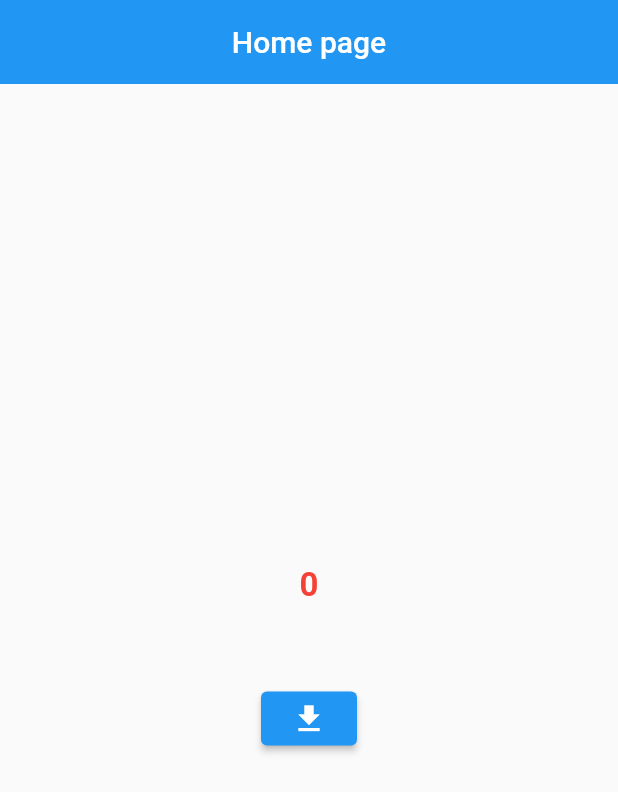
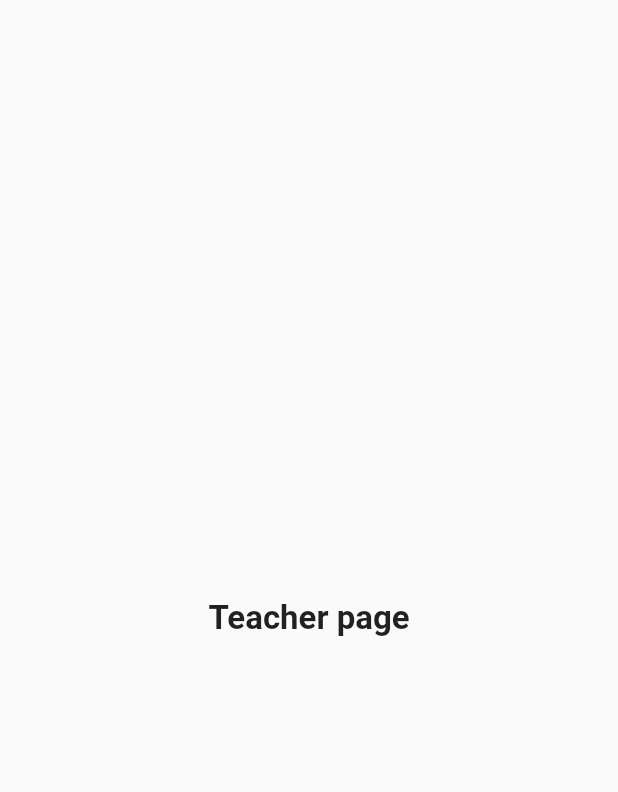
Before and after one commit to HalilMertDeveli/GoogleFlutterCourse, a Flutter app: the screen it shows after launch, on a phone screen of 412 x 824 dp. Shown: the top 792 px of the screen. Run offline on Flutter 3.47's test engine with Material 2 defaults, Android fonts, the phone set to English and light mode, and no system bars.

Commit message:
next time you come fix type of your teacher

```diff
--- /dev/null
+++ b/lib/home_page/home_page.dart
@@ -0,0 +1,36 @@
+import 'package:ethernet_app_with_google/fetch_data/fetch_data.dart';
+import 'package:flutter/material.dart';
+
+class HomePage extends StatelessWidget {
+  const HomePage({super.key});
+
+  @override
+  Widget build(BuildContext context) {
+    return Scaffold(
+      body: Align(
+        alignment: Alignment.center,
+        child: Column(
+          mainAxisSize: MainAxisSize.max,
+          mainAxisAlignment: MainAxisAlignment.center,
+          children: [
+            MaterialButton(
+              onPressed: () => Navigator.push(
+                context,
+                MaterialPageRoute(
+                  builder: (context) => FetchData(),
+                ),
+              ),
+              child: Text(
+                'Teacher page',
+                style: TextStyle(
+                  fontSize: 22,
+                  fontWeight: FontWeight.bold,
+                ),
+              ),
+            ),
+          ],
+        ),
+      ),
+    );
+  }
+}
--- a/lib/main.dart
+++ b/lib/main.dart
@@ -1,71 +1,9 @@
-import 'package:ethernet_app_with_google/service/teacher_service.dart';
+import 'package:ethernet_app_with_google/home_page/home_page.dart';
 import 'package:flutter/material.dart';
 
-void main() {
-  runApp(const MaterialApp(
+void main(){
+  runApp(MaterialApp(
+    debugShowCheckedModeBanner: false,
     home: HomePage(),
-  ));
+  ),);
 }
-
-class HomePage extends StatefulWidget {
-  const HomePage({super.key});
-
-  @override
-  State<HomePage> createState() => _HomePageState();
-}
-
-class _HomePageState extends State<HomePage> {
-  int teacherId = 0;
-
-  String teacherName = "";
-  String teacherDepartment = "";
-
-  @override
-  void initState() {
-    super.initState();
-  }
-
-  @override
-  Widget build(BuildContext context) {
-    return Scaffold(
-      appBar: AppBar(
-        centerTitle: true,
-        elevation: 0,
-        title: const Text("Home page"),
-      ),
-      body: Center(
-        child: Column(
-          mainAxisAlignment: MainAxisAlignment.center,
-          children: [
-            Text(
-              teacherId.toString(),
-              style: const TextStyle(
-                  fontSize: 22, color: Colors.red, fontWeight: FontWeight.bold),
-            ),
-            Text(
-              teacherName.toString(),
-              style: const TextStyle(
-                  fontSize: 22, color: Colors.red, fontWeight: FontWeight.bold),
-            ),
-            Text(
-              teacherDepartment.toString(),
-              style: const TextStyle(
-                  fontSize: 22, color: Colors.red, fontWeight: FontWeight.bold),
-            ),
-            ElevatedButton(
-                onPressed: () {
-                  setState(() {
-                    final teacherService = TeacherService();
-                    final teacherInstance = teacherService.downloadTeacher();
-                    teacherId = teacherInstance.teacherId!;
-                    teacherName = teacherInstance.teacherName!;
-                    teacherDepartment = teacherInstance.teacherDepartment!;
-                  });
-                },
-                child: const Icon(Icons.get_app))
-          ],
-        ),
-      ),
-    );
-  }
-}
--- a/lib/models/teacher_model.dart
+++ /dev/null
@@ -1,24 +0,0 @@
-class Teacher {
-  int? teacherId;
-  String? teacherName;
-  String? teacherDepartment;
-
-  Teacher(
-      {required this.teacherId,
-      required this.teacherName,
-      required this.teacherDepartment});
-
-  Teacher.fromMap(Map<String, dynamic> jsonInput) {
-    teacherId = jsonInput['id'];
-    teacherName = jsonInput['name'];
-    teacherDepartment = jsonInput['department'];
-  }
-
-  //other way to pass coming value form JSON
-  Teacher.otherFromMap(Map<String, dynamic> jsonInput)
-      : this(
-          teacherId: jsonInput['id'],
-          teacherName: jsonInput['name'],
-          teacherDepartment: jsonInput['department'],
-        );
-}
--- a/pubspec.yaml
+++ b/pubspec.yaml
@@ -35,6 +35,8 @@ dependencies:
   # The following adds the Cupertino Icons font to your application.
   # Use with the CupertinoIcons class for iOS style icons.
   cupertino_icons: ^1.0.2
+
+  http: ^1.1.0
 
 dev_dependencies:
   flutter_test:
```
Also changed, not shown: analysis_options.yaml (+26 -26 lines), lib/fetch_data/fetch_data.dart (added, +45 -0 lines), lib/model/teacher_model.dart (added, +20 -0 lines), lib/service/teacher_service.dart (+12 -10 lines), pubspec.lock, 1 other file.
